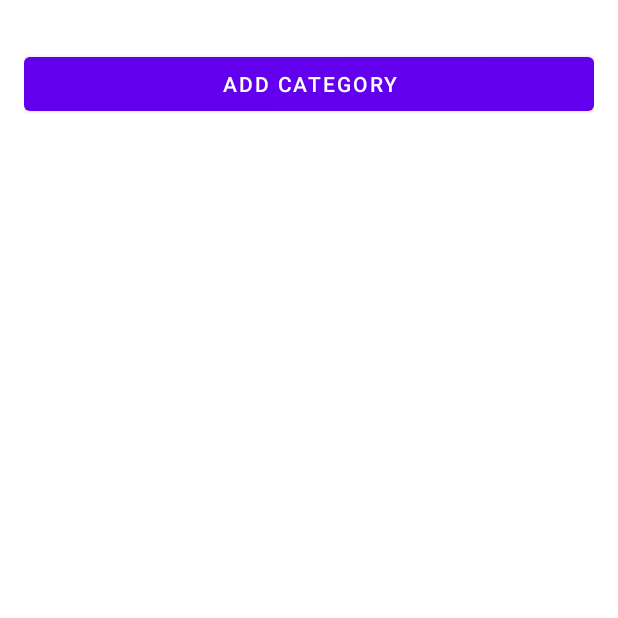
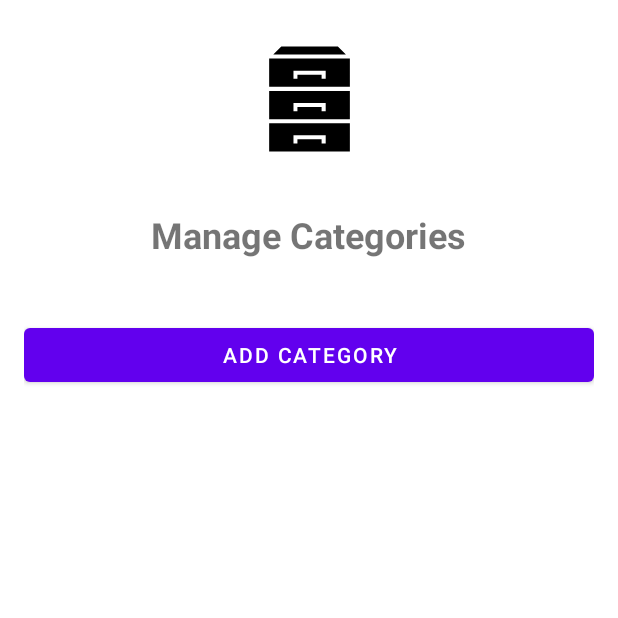
Before and after one commit to CryoSnake22/LocalLoop-App, an Android app: the AdminActivity screen opened directly, with no data from a screen before it, after a tap on "MANAGE CATEGORIES", on a phone screen of 412 x 824 dp, the top half of it. Run offline under Robolectric (Android 15) with nearby library versions, the phone set to English and light mode, and no system bars; our stand-ins replace Firebase (no records; nobody signed in at launch, a user with empty details on screens opened directly).

Commit message:
Added manage categories style

```diff
--- a/app/src/main/res/layout/admin_add_category_activity.xml
+++ b/app/src/main/res/layout/admin_add_category_activity.xml
@@ -10,9 +10,8 @@
   android:fitsSystemWindows="true">
 
   <ImageView
-    android:id="@+id/logo_image"
-    android:layout_width="120dp"
-    android:layout_height="120dp"
+    android:layout_width="100dp"
+    android:layout_height="100dp"
     android:src="@drawable/ic_category"
     android:layout_gravity="center_horizontal"
     android:contentDescription="@string/app_name"
--- a/app/src/main/res/layout/admin_manage_category_activity.xml
+++ b/app/src/main/res/layout/admin_manage_category_activity.xml
@@ -1,13 +1,26 @@
 <?xml version="1.0" encoding="utf-8"?>
-<androidx.constraintlayout.widget.ConstraintLayout xmlns:android="http://schemas.android.com/apk/res/android"
-    android:layout_width="match_parent"
-    android:fitsSystemWindows="true"
-    android:layout_height="match_parent">
-    <LinearLayout
+<LinearLayout xmlns:android="http://schemas.android.com/apk/res/android"
     android:layout_width="match_parent"
     android:layout_height="match_parent"
     android:orientation="vertical"
-        android:padding="16dp">
+    android:padding="16dp"
+    android:fitsSystemWindows="true">
+
+    <ImageView
+        android:layout_width="100dp"
+        android:layout_height="100dp"
+        android:src="@drawable/ic_category"
+        android:layout_gravity="center_horizontal"
+        android:layout_marginBottom="24dp" />
+
+    <TextView
+        android:layout_width="wrap_content"
+        android:layout_height="wrap_content"
+        android:text="Manage Categories"
+        android:textSize="24sp"
+        android:textStyle="bold"
+        android:layout_gravity="center_horizontal"
+        android:layout_marginBottom="24dp" />
 
     <androidx.recyclerview.widget.RecyclerView
         android:id="@+id/recycler_category_list"
@@ -22,4 +35,3 @@
         android:text="Add Category"
         android:layout_marginTop="16dp" />
 </LinearLayout>
-</androidx.constraintlayout.widget.ConstraintLayout>
```
Lines whose indentation alone changed are shown as unchanged.
